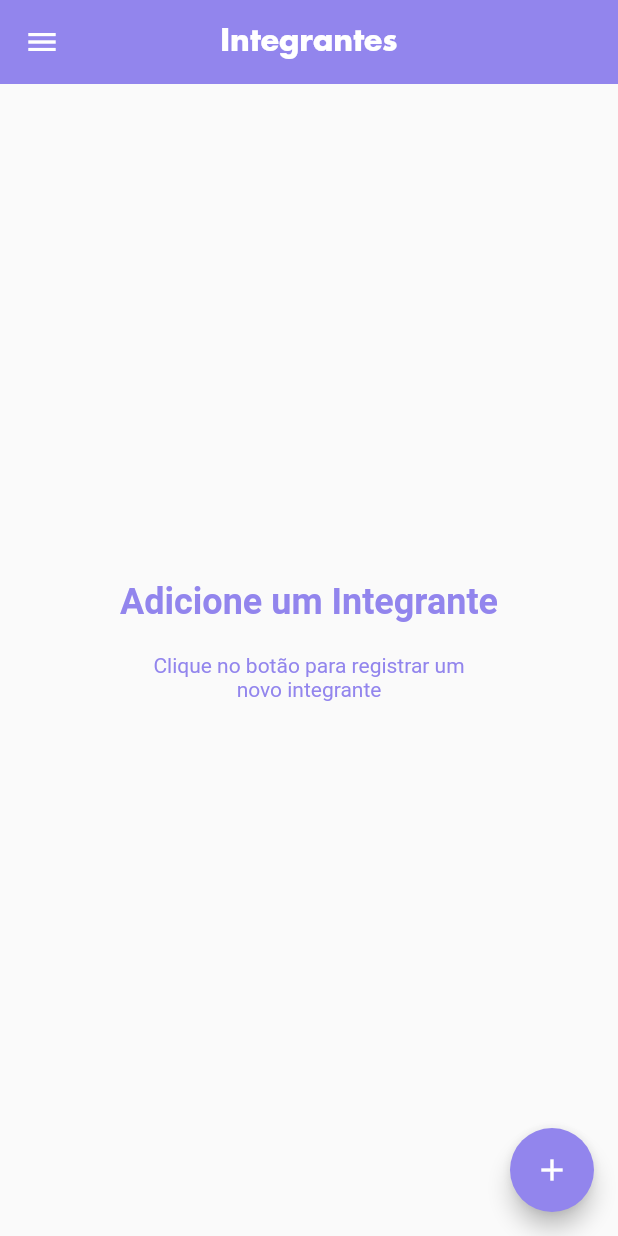
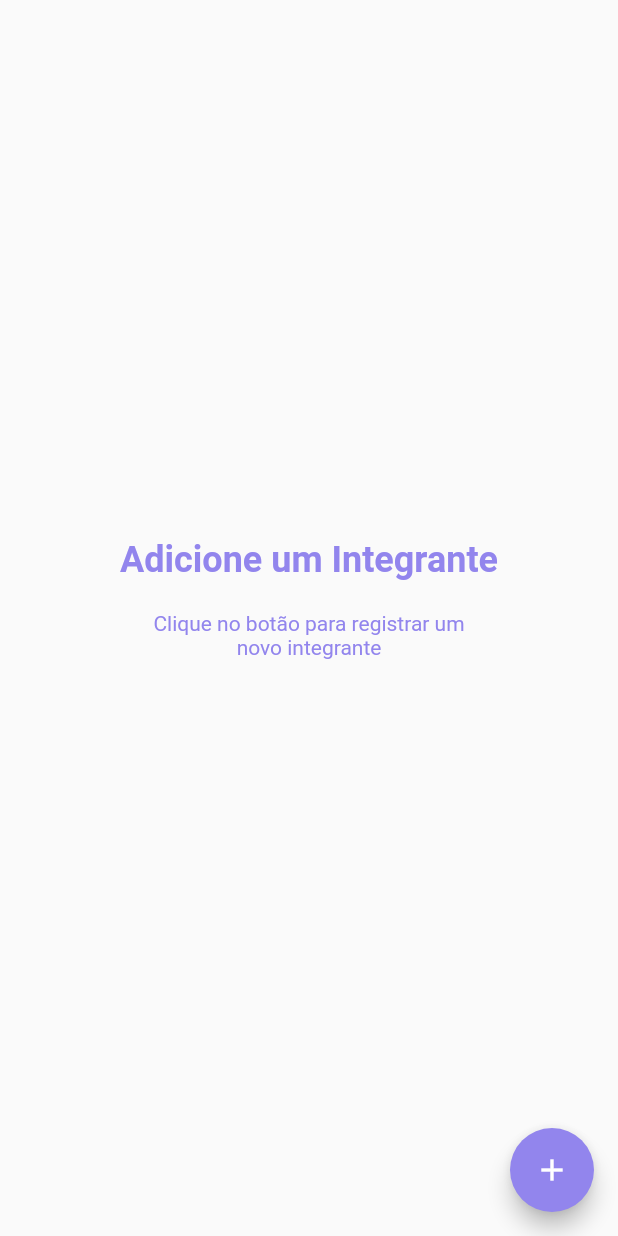
Before and after one commit to danielbandeir/pastoralVocacional, a Flutter app: the IntegranteScreen screen opened directly, on a phone screen of 412 x 824 dp. Run offline on Flutter 3.47's test engine with Material 2 defaults, Android fonts, the phone set to English and light mode, and no system bars; our stand-ins replace cloud_firestore, firebase_auth, rxdart; missing offline and left inert: bloc_pattern; accounts and stored records are empty.

Commit message:
Some changes

```diff
--- a/lib/blocs/home_bloc.dart
+++ b/lib/blocs/home_bloc.dart
@@ -14,7 +14,7 @@ class HomeBloc extends BlocBase {
   void changeIndex(int index) {
     _index.sink.add(index);
     pageController.animateToPage(index,
-        curve: Curves.bounceIn, duration: Duration(milliseconds: 100));
+        curve: Curves.linear, duration: Duration(milliseconds: 300));
   }
 
   @override
--- a/lib/screens/integrante_screen.dart
+++ b/lib/screens/integrante_screen.dart
@@ -7,16 +7,6 @@ class IntegranteScreen extends StatelessWidget {
   @override
   Widget build(BuildContext context) {
     return Scaffold(
-      //This is a drawer for Integrantes screen
-      drawer: Drawer(
-        elevation: 0.0,
-      ),
-      //Apbar to Integrantes
-      appBar: AppBar(
-        centerTitle: true,
-        title: Text('Integrantes', style: TextStyle(fontFamily: 'FuturaBold')),
-        elevation: 0.0,
-      ),
       //dontHavePerson if don't have persons yet in database
       body: dontHavePerson(context),
       floatingActionButton: FloatingActionButton(
```
